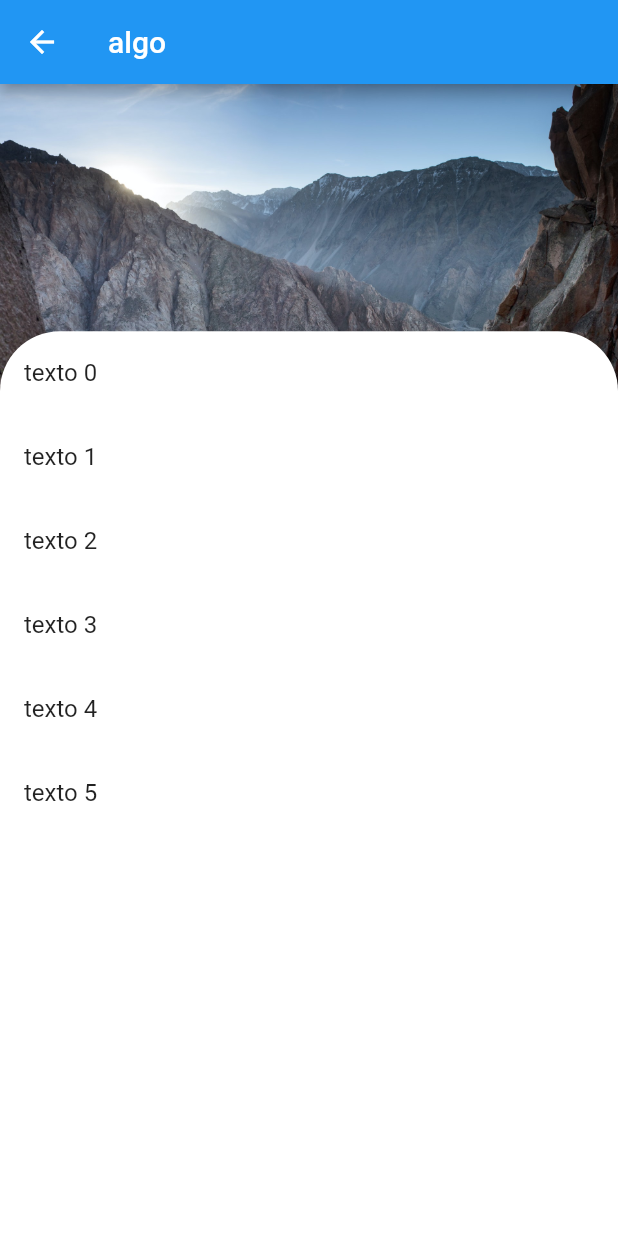
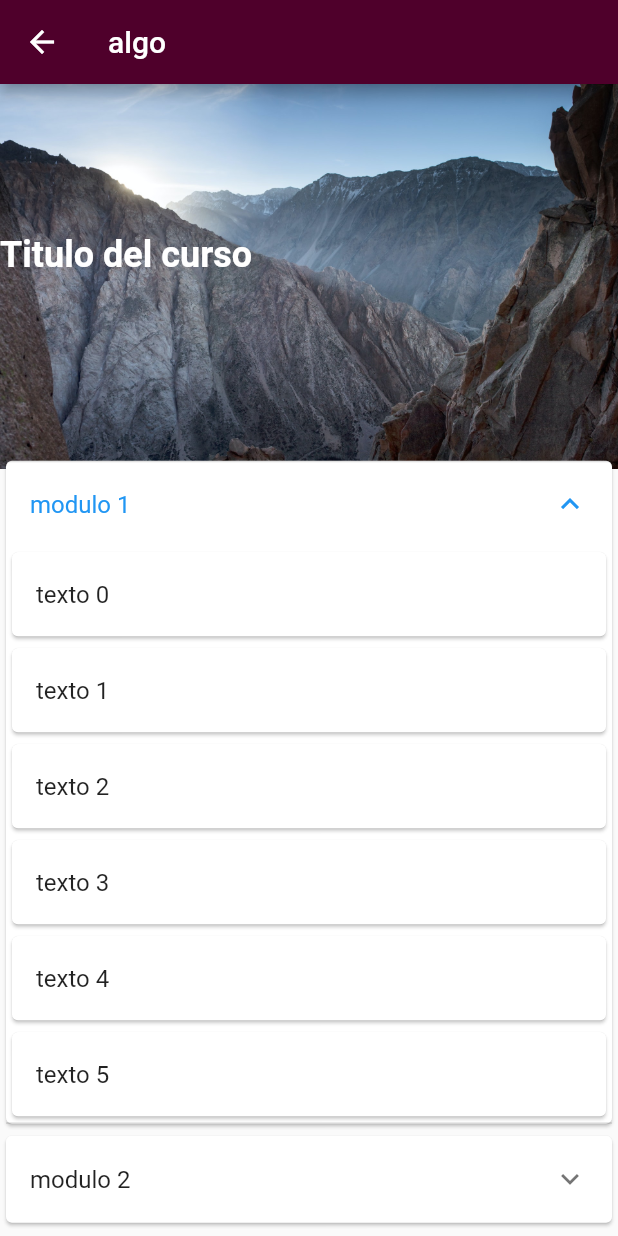
Before and after one commit to ErickMurillo/escuela_ampb, a Flutter app: the ModulePage2 screen opened directly, on a phone screen of 412 x 824 dp. Run offline on Flutter 3.47's test engine with Material 2 defaults, Android fonts, the phone set to English and light mode, and no system bars; our stand-ins replace cached_network_image, carousel_slider, dio, flutter_html, sqflite; accounts and stored records are empty; network calls fail.

Commit message:
agregando estilo modulo

```diff
--- a/lib/main.dart
+++ b/lib/main.dart
@@ -32,9 +32,12 @@ class MyApp extends StatelessWidget {
           child: MaterialApp(
               debugShowCheckedModeBanner: false,
               title: 'Material App',
+              theme: ThemeData(
+                primaryColor: Color(0xFF4f002b),
+              ),
               initialRoute: '/',
               routes: {
-                  '/' : ( _ ) => ModulePage2(), //FirstPage,HomePage
+                  '/' : ( _ ) => HomePage(), //FirstPage,HomePage
                   'modulos' : ( _ ) => ModuloList(),
                   'contenido' : ( _ ) => ContenidoPage(),
                   'lista_cursos' : ( _ ) => ListaCursoPage(),
--- a/lib/src/pages/first_page.dart
+++ b/lib/src/pages/first_page.dart
@@ -1,7 +1,7 @@
+import 'package:flutter/material.dart';
 // import 'package:escuela_ampb/src/models/curso_model.dart';
 import 'package:escuela_ampb/src/providers/curso_provider.dart';
 import 'package:escuela_ampb/src/widgets/light_color.dart';
-import 'package:flutter/material.dart';
 import 'package:carousel_slider/carousel_slider.dart';
 
 
--- a/lib/src/pages/modulo_page2.dart
+++ b/lib/src/pages/modulo_page2.dart
@@ -31,30 +31,56 @@ class _ModulePage2State extends State<ModulePage2> {
       body: Stack(
         children: [
           Image.asset("assets/curso.jpg"),
+          Padding(
+            padding: EdgeInsets.only(top: 100),
+              child: Text("Titulo del curso", style: TextStyle(
+              color: Colors.white,
+              fontWeight: FontWeight.bold,
+              fontSize: 24.0)),
+          ),
           Column(
             children: [
                 SizedBox(
-            height: size.height * 0.2),
-          Expanded(
-            child: Container(
-
-            decoration: BoxDecoration(
-              borderRadius: BorderRadius.only(
-                          topLeft:  const  Radius.circular(40.0),
-                          topRight: const  Radius.circular(40.0)),
-              color: Colors.white
+                  height: size.height * 0.3
                 ),
-              child: ListView.builder(
+              Card(
+                child: ExpansionTile(
+                  initiallyExpanded: true,
+                  title: Text("modulo 1"),
+                  children: [
+                    ListView.builder(
+                      shrinkWrap: true,
                       itemCount: 6,
                       itemBuilder: (context,index){
-                  return ListTile(
+                        return Card(
+                          child: ListTile(
                             title: Text("texto $index"),
+                          ),
                         );
                     },
+                  ),
+                  ]
+                )
+              ),
+              Card(
+                child: ExpansionTile(
+                  title: Text("modulo 2"),
+                  children: [
+                    ListView.builder(
+                      shrinkWrap: true,
+                      itemCount: 6,
+                      itemBuilder: (context,index){
+                        return Card(
+                          child: ListTile(
+                            title: Text("texto $index"),
+                          ),
+                        );
+                    },
+                  ),
+                  ]
+                )
               )
 
-            ),
-          )
             ],
           ),
 
```
Also changed, not shown: lib/src/pages/modulo_page.dart (+45 -43 lines), 4 other files. Lines whose indentation alone changed are shown as unchanged.
